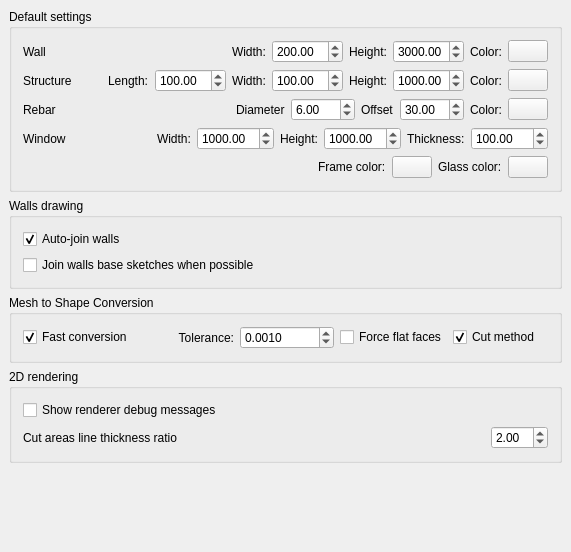
Qt form src/Mod/Arch/Resources/ui/archprefs-base.ui (berndhahnebach/All_FreeCAD) before a commit.
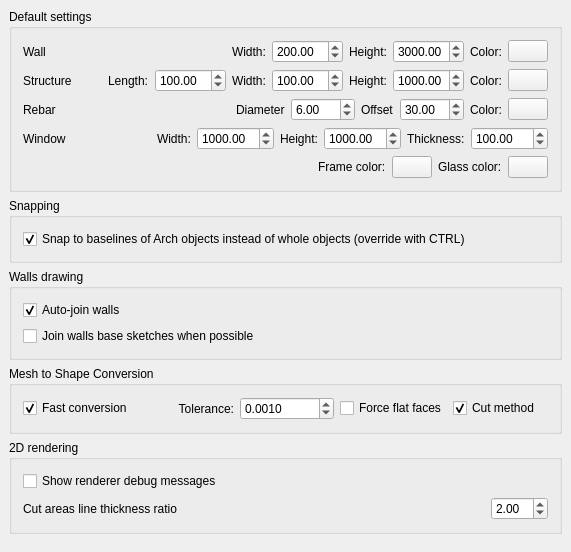
The same form after that commit. Custom widgets are drawn as their Qt base class.

Commit message: Arch: added a pref option to disable snapping to the base object (restores normal snapping for arch objects)

Diff of the .ui file:
```diff
--- a/src/Mod/Arch/Resources/ui/archprefs-base.ui
+++ b/src/Mod/Arch/Resources/ui/archprefs-base.ui
@@ -507,6 +507,35 @@
      </layout>
     </widget>
    </item>
+   <item>
+    <widget class="QGroupBox" name="groupBox_5">
+     <property name="title">
+      <string>Snapping</string>
+     </property>
+     <layout class="QVBoxLayout" name="verticalLayout_5">
+      <item>
+       <layout class="QHBoxLayout" name="horizontalLayout_9">
+        <item>
+         <widget class="Gui::PrefCheckBox" name="gui::prefcheckbox_6">
+          <property name="text">
+           <string>Snap to baselines of Arch objects instead of whole objects (override with CTRL)</string>
+          </property>
+          <property name="checked">
+           <bool>true</bool>
+          </property>
+          <property name="prefEntry" stdset="0">
+           <cstring>ArchSnapToBase</cstring>
+          </property>
+          <property name="prefPath" stdset="0">
+           <cstring>Mod/Arch</cstring>
+          </property>
+         </widget>
+        </item>
+       </layout>
+      </item>
+     </layout>
+    </widget>
+   </item>
    <item>
     <widget class="QGroupBox" name="groupBox_4">
      <property name="title">
```
The commit also changes 1 other file.
